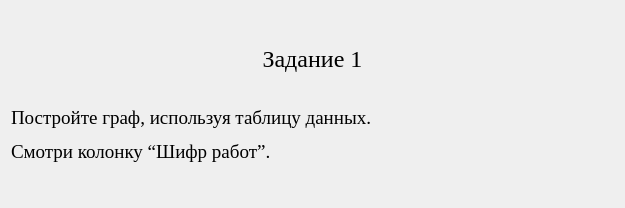
First picture: the form in qt_designer_ui/TextTask1.ui, repository IvaMarin/Project-Network-Diagram-App, before the edit.
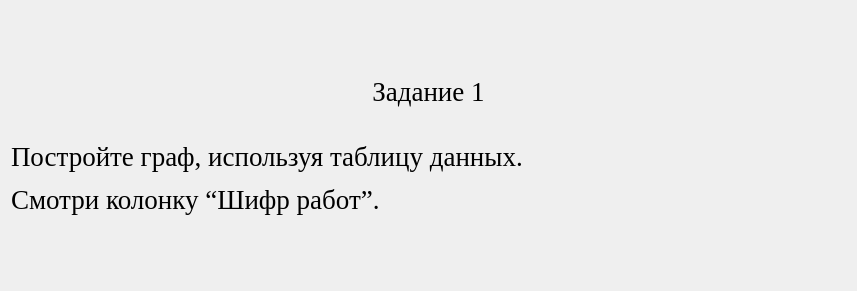
Second picture: the form after the edit.

```diff
--- a/qt_designer_ui/TextTask1.ui
+++ b/qt_designer_ui/TextTask1.ui
@@ -6,8 +6,8 @@
    <rect>
     <x>0</x>
     <y>0</y>
-    <width>625</width>
-    <height>208</height>
+    <width>857</width>
+    <height>291</height>
    </rect>
   </property>
   <property name="windowTitle">
@@ -23,7 +23,7 @@
       </font>
      </property>
      <property name="text">
-      <string>&lt;html&gt;&lt;head/&gt;&lt;body&gt;&lt;p align=&quot;center&quot;&gt;&lt;span style=&quot; font-size:18pt;&quot;&gt;Задание 1&lt;/span&gt;&lt;br/&gt;&lt;/p&gt;&lt;p&gt;Постройте граф, используя таблицу данных.&lt;/p&gt;&lt;p&gt;Смотри колонку “Шифр работ”.&lt;/p&gt;&lt;/body&gt;&lt;/html&gt;</string>
+      <string>&lt;html&gt;&lt;head/&gt;&lt;body&gt;&lt;p align=&quot;center&quot;&gt;&lt;span style=&quot; font-size:20pt;&quot;&gt;Задание 1&lt;br/&gt;&lt;/span&gt;&lt;/p&gt;&lt;p&gt;&lt;span style=&quot; font-size:20pt;&quot;&gt;Постройте граф, используя таблицу данных.&lt;/span&gt;&lt;/p&gt;&lt;p&gt;&lt;span style=&quot; font-size:20pt;&quot;&gt;Смотри колонку “Шифр работ”.&lt;/span&gt;&lt;/p&gt;&lt;/body&gt;&lt;/html&gt;</string>
      </property>
     </widget>
    </item>
```
